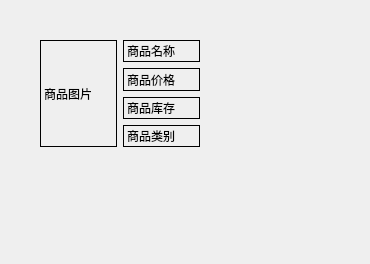
Before: the Qt Designer form StoreManage/ui/MerchWidget/merchWidget.ui in Reason-Wang/se_project, drawn with Qt 5.
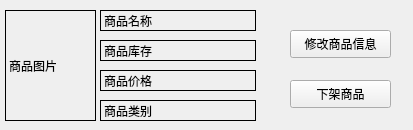
After: the same form once the commit is applied.

What changed in the file:
```diff
--- a/StoreManage/ui/MerchWidget/merchWidget.ui
+++ b/StoreManage/ui/MerchWidget/merchWidget.ui
@@ -6,25 +6,22 @@
    <rect>
     <x>0</x>
     <y>0</y>
-    <width>370</width>
-    <height>264</height>
+    <width>413</width>
+    <height>130</height>
    </rect>
   </property>
   <property name="windowTitle">
    <string>Form</string>
   </property>
-  <widget class="QWidget" name="horizontalLayoutWidget">
-   <property name="geometry">
-    <rect>
-     <x>40</x>
-     <y>40</y>
-     <width>160</width>
-     <height>107</height>
-    </rect>
-   </property>
-   <layout class="QHBoxLayout" name="horizontalLayout">
-    <item>
      <widget class="QLabel" name="picture">
+   <property name="geometry">
+    <rect>
+     <x>5</x>
+     <y>10</y>
+     <width>91</width>
+     <height>111</height>
+    </rect>
+   </property>
       <property name="frameShape">
        <enum>QFrame::Box</enum>
       </property>
@@ -32,11 +29,15 @@
        <string>商品图片</string>
       </property>
      </widget>
-    </item>
-    <item>
-     <layout class="QVBoxLayout" name="verticalLayout">
-      <item>
        <widget class="QLabel" name="namelable">
+   <property name="geometry">
+    <rect>
+     <x>100</x>
+     <y>10</y>
+     <width>156</width>
+     <height>21</height>
+    </rect>
+   </property>
         <property name="frameShape">
          <enum>QFrame::Box</enum>
         </property>
@@ -44,9 +45,15 @@
          <string>商品名称</string>
         </property>
        </widget>
-      </item>
-      <item>
        <widget class="QLabel" name="pricelabel">
+   <property name="geometry">
+    <rect>
+     <x>100</x>
+     <y>70</y>
+     <width>156</width>
+     <height>21</height>
+    </rect>
+   </property>
         <property name="frameShape">
          <enum>QFrame::Box</enum>
         </property>
@@ -54,9 +61,15 @@
          <string>商品价格</string>
         </property>
        </widget>
-      </item>
-      <item>
        <widget class="QLabel" name="numberlabel">
+   <property name="geometry">
+    <rect>
+     <x>100</x>
+     <y>40</y>
+     <width>156</width>
+     <height>21</height>
+    </rect>
+   </property>
         <property name="frameShape">
          <enum>QFrame::Box</enum>
         </property>
@@ -64,9 +77,15 @@
          <string>商品库存</string>
         </property>
        </widget>
-      </item>
-      <item>
        <widget class="QLabel" name="label_5">
+   <property name="geometry">
+    <rect>
+     <x>100</x>
+     <y>100</y>
+     <width>156</width>
+     <height>21</height>
+    </rect>
+   </property>
         <property name="frameShape">
          <enum>QFrame::Box</enum>
         </property>
@@ -74,10 +93,31 @@
          <string>商品类别</string>
         </property>
        </widget>
-      </item>
-     </layout>
-    </item>
-   </layout>
+  <widget class="QPushButton" name="pushButtonUpdate">
+   <property name="geometry">
+    <rect>
+     <x>290</x>
+     <y>30</y>
+     <width>101</width>
+     <height>28</height>
+    </rect>
+   </property>
+   <property name="text">
+    <string>修改商品信息</string>
+   </property>
+  </widget>
+  <widget class="QPushButton" name="pushButtonDelete">
+   <property name="geometry">
+    <rect>
+     <x>290</x>
+     <y>80</y>
+     <width>101</width>
+     <height>28</height>
+    </rect>
+   </property>
+   <property name="text">
+    <string>下架商品</string>
+   </property>
   </widget>
  </widget>
  <resources/>
```
Lines whose indentation alone changed are shown as unchanged.
